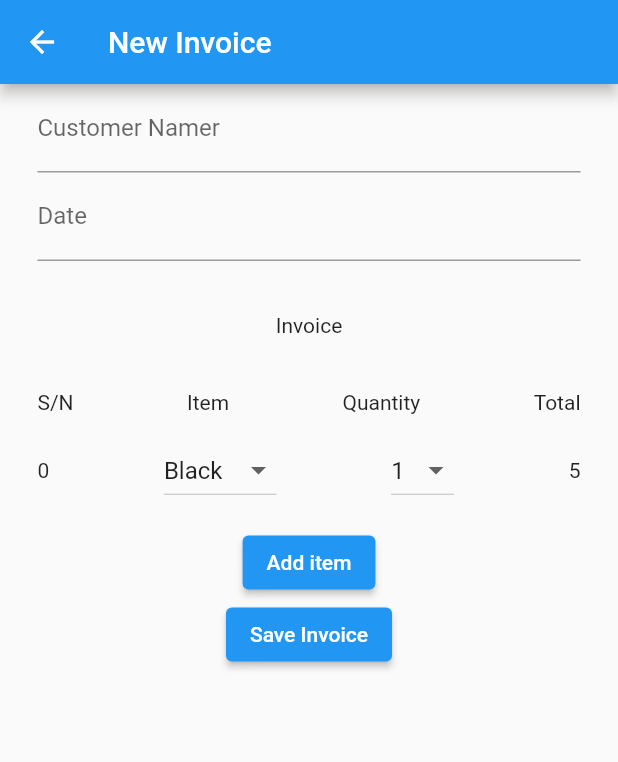
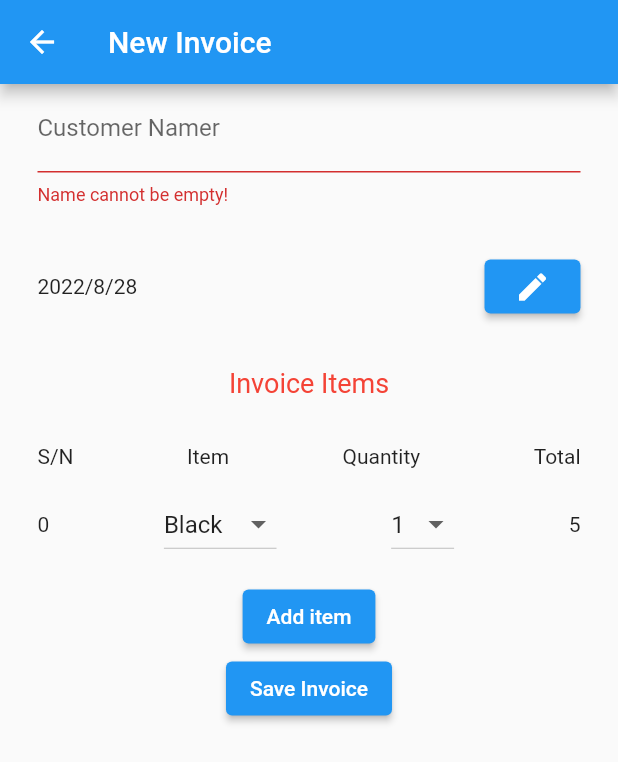
Before and after one commit to MahmoudKafrawy/flutter_invoice, a Flutter app: the NewInvoice screen opened by its route, after a tap on "Add item", after a tap on "Save Invoice", on a phone screen of 412 x 824 dp. Shown: the top 762 px of the screen. Run offline on Flutter 3.47's test engine with Material 2 defaults, Android fonts, the phone set to English and light mode, and no system bars; network calls fail.

Commit message:
show date picker

```diff
--- a/lib/Pages/NewInvoice.dart
+++ b/lib/Pages/NewInvoice.dart
@@ -17,12 +17,12 @@ class NewInvoice extends StatefulWidget {
 class _NewInvoiceState extends State<NewInvoice> {
   List<InvoiceItems> selectedItems = [];
   int startIndex = 0;
+  DateTime date = DateTime(2022, 8, 28);
 
   postData() async {
-    print("Hello");
     const String url = "https://63088fe746372013f5807109.mockapi.io/invoices";
     Map data = {
-      'date': '2022-08-26T12:13:00.724Z',
+      'date': '${date}',
       'customerName': context.read<InvoiceProvider>().customerName,
       'invoiceNumber': 26,
       'items':
@@ -39,16 +39,17 @@ class _NewInvoiceState extends State<NewInvoice> {
               body: body)
           .then((value) {
         print(value.body);
+        Navigator.pushNamed(context, "/homepage");
       });
     } catch (e) {
       print(e);
     }
-    setState(() {});
   }
 
   final GlobalKey<FormState> _formKey = GlobalKey();
   @override
   Widget build(BuildContext context) {
+    print(date);
     return Scaffold(
       appBar: AppBar(title: const Text("New Invoice")),
       body: SingleChildScrollView(
@@ -64,8 +65,8 @@ class _NewInvoiceState extends State<NewInvoice> {
                         const InputDecoration(labelText: 'Customer Namer'),
                     keyboardType: TextInputType.emailAddress,
                     validator: (value) {
-                      if (value!.isEmpty || !value.contains('@')) {
-                        return 'Invalid email!';
+                      if (value!.isEmpty) {
+                        return 'Name cannot be empty!';
                       }
                       return null;
                     },
@@ -73,20 +74,37 @@ class _NewInvoiceState extends State<NewInvoice> {
                       context.read<InvoiceProvider>().setcustomerName(value);
                     },
                   ),
-                  TextFormField(
-                    decoration: const InputDecoration(labelText: 'Date'),
-                    validator: (value) {
-                      if (value!.isEmpty || value.length < 5) {
-                        return 'Password is too short!';
-                      }
-                    },
-                    onChanged: (value) {
-                      context.read<InvoiceProvider>().setdate(value);
-                    },
+                  const SizedBox(
+                    height: 30,
+                  ),
+                  Row(
+                    children: [
+                      Text("${date.year}/${date.month}/${date.day}"),
+                      const Spacer(),
+                      ElevatedButton(
+                        child: const Icon(Icons.edit),
+                        onPressed: () async {
+                          final DateTime? newDate = await showDatePicker(
+                                  context: context,
+                                  initialDate: date,
+                                  firstDate: DateTime(2000),
+                                  lastDate: DateTime(2050))
+                              .then((value) {
+                            if (value == null) return;
+                            setState(() {
+                              date = value;
+                            });
+                          });
+                        },
+                      )
+                    ],
                   ),
                   const Padding(
-                    padding: EdgeInsets.symmetric(vertical: 35),
-                    child: Text("Invoice"),
+                    padding: EdgeInsets.symmetric(vertical: 30),
+                    child: Text(
+                      "Invoice Items",
+                      style: TextStyle(color: Colors.red, fontSize: 18),
+                    ),
                   ),
                   Row(
                     mainAxisAlignment: MainAxisAlignment.spaceBetween,
@@ -120,12 +138,15 @@ class _NewInvoiceState extends State<NewInvoice> {
                           startIndex += 1;
                         });
                       },
-                      child: Text("Add item")),
+                      child: const Text("Add item")),
                   ElevatedButton(
                       onPressed: () {
-                        postData();
+                        final isValidForm = _formKey.currentState!.validate();
+                        if (isValidForm) {
+                          postData();
+                        }
                       },
-                      child: Text("Save Invoice")),
+                      child: const Text("Save Invoice")),
                 ],
               ),
             ),
@@ -146,8 +167,6 @@ class MyListItem extends StatefulWidget {
 
 class _MyListItemState extends State<MyListItem> {
   List<Item> invoiceItems = getInvoiceItems();
-  List<InvoiceItems> selectedItems = [];
-  int startIndex = 0;
   late Item selectedItemName = invoiceItems[0];
   List<int> numbers = [1, 2, 3, 4, 5, 6, 7, 8, 9, 10];
   int selectedNum = 1;
@@ -163,6 +182,7 @@ class _MyListItemState extends State<MyListItem> {
   @override
   void initState() {
     getInvoiceItems();
+    context.read<InvoiceProvider>().setitems(selectedItemName);
     super.initState();
   }
 
```
